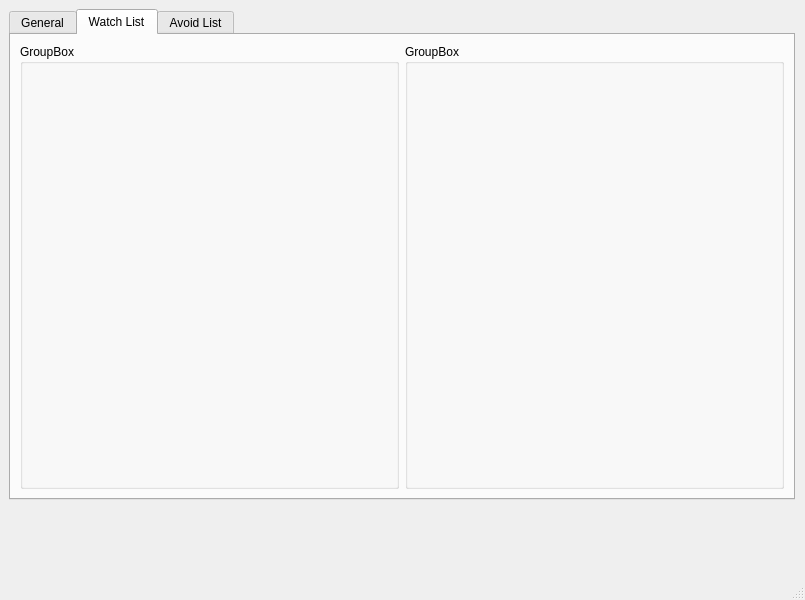
Qt form settings_gui-sccw2.0/settings_ui.ui (DrBosco/sccwatcher) before a commit.
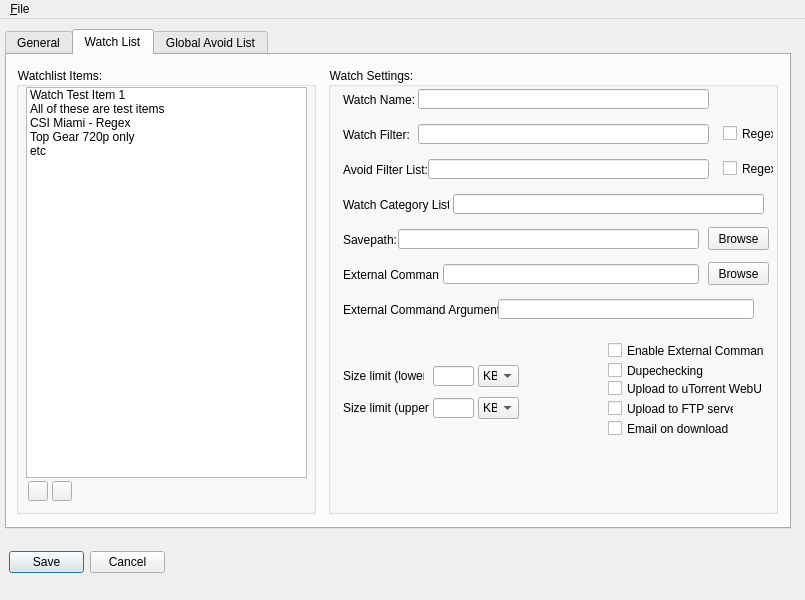
The same form after that commit. Icons and pictures are not drawn.

Diff of the .ui file:
```diff
--- a/settings_gui-sccw2.0/settings_ui.ui
+++ b/settings_gui-sccw2.0/settings_ui.ui
@@ -10,17 +10,32 @@
     <height>600</height>
    </rect>
   </property>
+  <property name="minimumSize">
+   <size>
+    <width>805</width>
+    <height>600</height>
+   </size>
+  </property>
+  <property name="maximumSize">
+   <size>
+    <width>805</width>
+    <height>600</height>
+   </size>
+  </property>
   <property name="windowTitle">
    <string>MainWindow</string>
   </property>
   <widget class="QWidget" name="centralwidget">
+   <property name="styleSheet">
+    <string notr="true">selection-color: rgb(255, 85, 255);</string>
+   </property>
    <widget class="QTabWidget" name="tabWidget">
     <property name="geometry">
      <rect>
-      <x>9</x>
-      <y>9</y>
+      <x>5</x>
+      <y>10</y>
       <width>786</width>
-      <height>491</height>
+      <height>500</height>
      </rect>
     </property>
     <property name="sizePolicy">
@@ -38,7 +53,7 @@
     <property name="maximumSize">
      <size>
       <width>786</width>
-      <height>491</height>
+      <height>500</height>
      </size>
     </property>
     <property name="currentIndex">
@@ -55,27 +70,594 @@
      </attribute>
      <layout class="QHBoxLayout" name="horizontalLayout">
       <item>
-       <widget class="QGroupBox" name="groupBox">
+       <widget class="QGroupBox" name="watchlistGroup">
+        <property name="sizePolicy">
+         <sizepolicy hsizetype="Fixed" vsizetype="Fixed">
+          <horstretch>0</horstretch>
+          <verstretch>0</verstretch>
+         </sizepolicy>
+        </property>
+        <property name="minimumSize">
+         <size>
+          <width>300</width>
+          <height>447</height>
+         </size>
+        </property>
+        <property name="maximumSize">
+         <size>
+          <width>300</width>
+          <height>447</height>
+         </size>
+        </property>
         <property name="title">
-         <string>GroupBox</string>
+         <string>Watchlist Items:</string>
         </property>
+        <widget class="QPushButton" name="addEntryButton">
+         <property name="geometry">
+          <rect>
+           <x>12</x>
+           <y>414</y>
+           <width>20</width>
+           <height>20</height>
+          </rect>
+         </property>
+         <property name="font">
+          <font>
+           <family>Segoe UI</family>
+           <pointsize>15</pointsize>
+           <weight>50</weight>
+           <bold>false</bold>
+           <kerning>true</kerning>
+          </font>
+         </property>
+         <property name="mouseTracking">
+          <bool>false</bool>
+         </property>
+         <property name="text">
+          <string/>
+         </property>
+         <property name="icon">
+          <iconset resource="icon_resources.qrc">
+           <normaloff>:/guiIcons/icons/plus-icon.png</normaloff>:/guiIcons/icons/plus-icon.png</iconset>
+         </property>
+        </widget>
+        <widget class="QPushButton" name="removeEntryButton">
+         <property name="geometry">
+          <rect>
+           <x>36</x>
+           <y>414</y>
+           <width>20</width>
+           <height>20</height>
+          </rect>
+         </property>
+         <property name="font">
+          <font>
+           <pointsize>15</pointsize>
+           <weight>75</weight>
+           <bold>true</bold>
+          </font>
+         </property>
+         <property name="text">
+          <string/>
+         </property>
+         <property name="icon">
+          <iconset resource="icon_resources.qrc">
+           <normaloff>:/guiIcons/icons/delete-icon.png</normaloff>:/guiIcons/icons/delete-icon.png</iconset>
+         </property>
+        </widget>
+        <widget class="QListWidget" name="watchlistItemsList">
+         <property name="geometry">
+          <rect>
+           <x>10</x>
+           <y>20</y>
+           <width>281</width>
+           <height>391</height>
+          </rect>
+         </property>
+         <item>
+          <property name="text">
+           <string>Watch Test Item 1</string>
+          </property>
+         </item>
+         <item>
+          <property name="text">
+           <string>All of these are test items</string>
+          </property>
+         </item>
+         <item>
+          <property name="text">
+           <string>CSI Miami - Regex</string>
+          </property>
+         </item>
+         <item>
+          <property name="text">
+           <string>Top Gear 720p only</string>
+          </property>
+         </item>
+         <item>
+          <property name="text">
+           <string>etc</string>
+          </property>
+         </item>
+        </widget>
+        <zorder>addEntryButton</zorder>
+        <zorder>removeEntryButton</zorder>
+        <zorder>watchlistItemsList</zorder>
+        <zorder>watchlistSettingsGroup</zorder>
        </widget>
       </item>
       <item>
-       <widget class="QGroupBox" name="groupBox_2">
+       <spacer name="items_settings_spacer">
+        <property name="orientation">
+         <enum>Qt::Horizontal</enum>
+        </property>
+        <property name="sizeType">
+         <enum>QSizePolicy::Fixed</enum>
+        </property>
+        <property name="sizeHint" stdset="0">
+         <size>
+          <width>6</width>
+          <height>20</height>
+         </size>
+        </property>
+       </spacer>
+      </item>
+      <item>
+       <widget class="QGroupBox" name="watchlistSettingsGroup">
+        <property name="sizePolicy">
+         <sizepolicy hsizetype="Fixed" vsizetype="Fixed">
+          <horstretch>0</horstretch>
+          <verstretch>0</verstretch>
+         </sizepolicy>
+        </property>
+        <property name="minimumSize">
+         <size>
+          <width>450</width>
+          <height>447</height>
+         </size>
+        </property>
+        <property name="maximumSize">
+         <size>
+          <width>450</width>
+          <height>447</height>
+         </size>
+        </property>
         <property name="title">
-         <string>GroupBox</string>
+         <string>Watch Settings:</string>
         </property>
+        <widget class="QLineEdit" name="watchNameTextbox">
+         <property name="geometry">
+          <rect>
+           <x>90</x>
+           <y>22</y>
+           <width>291</width>
+           <height>20</height>
+          </rect>
+         </property>
+        </widget>
+        <widget class="QLabel" name="watchNameLabel">
+         <property name="geometry">
+          <rect>
+           <x>15</x>
+           <y>25</y>
+           <width>71</width>
+           <height>16</height>
+          </rect>
+         </property>
+         <property name="text">
+          <string>Watch Name: </string>
+         </property>
+        </widget>
+        <widget class="QLabel" name="watchFilterLabel">
+         <property name="geometry">
+          <rect>
+           <x>15</x>
+           <y>60</y>
+           <width>66</width>
+           <height>16</height>
+          </rect>
+         </property>
+         <property name="text">
+          <string>Watch Filter:</string>
+         </property>
+        </widget>
+        <widget class="QLineEdit" name="watchFilterTextbox">
+         <property name="geometry">
+          <rect>
+           <x>90</x>
+           <y>57</y>
+           <width>291</width>
+           <height>20</height>
+          </rect>
+         </property>
+        </widget>
+        <widget class="QCheckBox" name="watchFilterRegexCheck">
+         <property name="geometry">
+          <rect>
+           <x>395</x>
+           <y>58</y>
+           <width>51</width>
+           <height>17</height>
+          </rect>
+         </property>
+         <property name="text">
+          <string>Regex</string>
+         </property>
+        </widget>
+        <widget class="QLabel" name="avoidFilterListLabel">
+         <property name="geometry">
+          <rect>
+           <x>15</x>
+           <y>95</y>
+           <width>86</width>
+           <height>16</height>
+          </rect>
+         </property>
+         <property name="text">
+          <string>Avoid Filter List: </string>
+         </property>
+        </widget>
+        <widget class="QLineEdit" name="avoidFilterListTextbox">
+         <property name="geometry">
+          <rect>
+           <x>100</x>
+           <y>92</y>
+           <width>281</width>
+           <height>20</height>
+          </rect>
+         </property>
+        </widget>
+        <widget class="QCheckBox" name="avoidFilterListRegexCheck">
+         <property name="geometry">
+          <rect>
+           <x>395</x>
+           <y>93</y>
+           <width>51</width>
+           <height>17</height>
+          </rect>
+         </property>
+         <property name="text">
+          <string>Regex</string>
+         </property>
+        </widget>
+        <widget class="QLabel" name="avoidFilterListLabel_2">
+         <property name="geometry">
+          <rect>
+           <x>15</x>
+           <y>130</y>
+           <width>106</width>
+           <height>16</height>
+          </rect>
+         </property>
+         <property name="text">
+          <string>Watch Category List: </string>
+         </property>
+        </widget>
+        <widget class="QLineEdit" name="watchCatListTextbox">
+         <property name="geometry">
+          <rect>
+           <x>125</x>
+           <y>127</y>
+           <width>311</width>
+           <height>20</height>
+          </rect>
+         </property>
+        </widget>
+        <widget class="QLabel" name="avoidFilterListLabel_3">
+         <property name="geometry">
+          <rect>
+           <x>15</x>
+           <y>165</y>
+           <width>56</width>
+           <height>16</height>
+          </rect>
+         </property>
+         <property name="text">
+          <string>Savepath: </string>
+         </property>
+        </widget>
+        <widget class="QLineEdit" name="savepathTextbox">
+         <property name="geometry">
+          <rect>
+           <x>70</x>
+           <y>162</y>
+           <width>301</width>
+           <height>20</height>
+          </rect>
+         </property>
+        </widget>
+        <widget class="QPushButton" name="savepathBrowseButton">
+         <property name="geometry">
+          <rect>
+           <x>380</x>
+           <y>160</y>
+           <width>61</width>
+           <height>23</height>
+          </rect>
+         </property>
+         <property name="text">
+          <string>Browse</string>
+         </property>
+        </widget>
+        <widget class="QLabel" name="avoidFilterListLabel_4">
+         <property name="geometry">
+          <rect>
+           <x>15</x>
+           <y>200</y>
+           <width>96</width>
+           <height>16</height>
+          </rect>
+         </property>
+         <property name="text">
+          <string>External Command:</string>
+         </property>
+        </widget>
+        <widget class="QLineEdit" name="savepathTextbox_2">
+         <property name="geometry">
+          <rect>
+           <x>115</x>
+           <y>197</y>
+           <width>256</width>
+           <height>20</height>
+          </rect>
+         </property>
+         <property name="readOnly">
+          <bool>true</bool>
+         </property>
+        </widget>
+        <widget class="QPushButton" name="savepathBrowseButton_2">
+         <property name="geometry">
+          <rect>
+           <x>380</x>
+           <y>195</y>
+           <width>61</width>
+           <height>23</height>
+          </rect>
+         </property>
+         <property name="text">
+          <string>Browse</string>
+         </property>
+        </widget>
+        <widget class="QLabel" name="avoidFilterListLabel_5">
+         <property name="geometry">
+          <rect>
+           <x>15</x>
+           <y>235</y>
+           <width>156</width>
+           <height>16</height>
+          </rect>
+         </property>
+         <property name="text">
+          <string>External Command Arguments: </string>
+         </property>
+        </widget>
+        <widget class="QLineEdit" name="savepathTextbox_3">
+         <property name="geometry">
+          <rect>
+           <x>170</x>
+           <y>232</y>
+           <width>256</width>
+           <height>20</height>
+          </rect>
+         </property>
+        </widget>
+        <widget class="QLabel" name="watchNameLabel_2">
+         <property name="geometry">
+          <rect>
+           <x>15</x>
+           <y>301</y>
+           <width>81</width>
+           <height>16</height>
+          </rect>
+         </property>
+         <property name="text">
+          <string>Size limit (lower):</string>
+         </property>
+        </widget>
+        <widget class="QLabel" name="watchNameLabel_3">
+         <property name="geometry">
+          <rect>
+           <x>15</x>
+           <y>333</y>
+           <width>86</width>
+           <height>16</height>
+          </rect>
+         </property>
+         <property name="text">
+          <string>Size limit (upper):</string>
+         </property>
+        </widget>
+        <widget class="QLineEdit" name="lineEdit">
+         <property name="geometry">
+          <rect>
+           <x>105</x>
+           <y>299</y>
+           <width>41</width>
+           <height>20</height>
+          </rect>
+         </property>
+        </widget>
+        <widget class="QLineEdit" name="lineEdit_2">
+         <property name="geometry">
+          <rect>
+           <x>105</x>
+           <y>331</y>
+           <width>41</width>
+           <height>20</height>
+          </rect>
+         </property>
+        </widget>
+        <widget class="QComboBox" name="comboBox">
+         <property name="geometry">
+          <rect>
+           <x>150</x>
+           <y>298</y>
+           <width>41</width>
+           <height>22</height>
+          </rect>
+         </property>
+         <item>
+          <property name="text">
+           <string>KB</string>
+          </property>
+         </item>
+         <item>
+          <property name="text">
+           <string>MB</string>
+          </property>
+         </item>
+         <item>
+          <property name="text">
+           <string>GB</string>
+          </property>
+         </item>
+        </widget>
+        <widget class="QComboBox" name="comboBox_2">
+         <property name="geometry">
+          <rect>
+           <x>150</x>
+           <y>330</y>
+           <width>41</width>
+           <height>22</height>
+          </rect>
+         </property>
+         <item>
+          <property name="text">
+           <string>KB</string>
+          </property>
+         </item>
+         <item>
+          <property name="text">
+           <string>MB</string>
+          </property>
+         </item>
+         <item>
+          <property name="text">
+           <string>GB</string>
+          </property>
+         </item>
+        </widget>
+        <widget class="QCheckBox" name="checkBox">
+         <property name="geometry">
+          <rect>
+           <x>280</x>
+           <y>313</y>
+           <width>156</width>
+           <height>17</height>
+          </rect>
+         </property>
+         <property name="text">
+          <string>Upload to uTorrent WebUI</string>
+         </property>
+        </widget>
+        <widget class="QCheckBox" name="checkBox_2">
+         <property name="geometry">
+          <rect>
+           <x>280</x>
+           <y>333</y>
+           <width>126</width>
+           <height>17</height>
+          </rect>
+         </property>
+         <property name="text">
+          <string>Upload to FTP server</string>
+         </property>
+        </widget>
+        <widget class="QCheckBox" name="checkBox_3">
+         <property name="geometry">
+          <rect>
+           <x>280</x>
+           <y>275</y>
+           <width>156</width>
+           <height>17</height>
+          </rect>
+         </property>
+         <property name="text">
+          <string>Enable External Command</string>
+         </property>
+        </widget>
+        <widget class="QCheckBox" name="checkBox_4">
+         <property name="geometry">
+          <rect>
+           <x>280</x>
+           <y>353</y>
+           <width>126</width>
+           <height>17</height>
+          </rect>
+         </property>
+         <property name="text">
+          <string>Email on download</string>
+         </property>
+        </widget>
+        <widget class="QCheckBox" name="checkBox_5">
+         <property name="geometry">
+          <rect>
+           <x>280</x>
+           <y>295</y>
+           <width>101</width>
+           <height>17</height>
+          </rect>
+         </property>
+         <property name="text">
+          <string>Dupechecking</string>
+         </property>
+        </widget>
+        <zorder>watchlistGroup</zorder>
+        <zorder>watchNameTextbox</zorder>
+        <zorder>watchNameLabel</zorder>
+        <zorder>watchFilterLabel</zorder>
+        <zorder>watchFilterTextbox</zorder>
+        <zorder>watchFilterRegexCheck</zorder>
+        <zorder>avoidFilterListLabel</zorder>
+        <zorder>avoidFilterListTextbox</zorder>
+        <zorder>avoidFilterListRegexCheck</zorder>
+        <zorder>avoidFilterListLabel_2</zorder>
+        <zorder>watchCatListTextbox</zorder>
+        <zorder>avoidFilterListLabel_3</zorder>
+        <zorder>savepathTextbox</zorder>
+        <zorder>savepathBrowseButton</zorder>
+        <zorder>avoidFilterListLabel_4</zorder>
+        <zorder>savepathTextbox_2</zorder>
+        <zorder>savepathBrowseButton_2</zorder>
+        <zorder>avoidFilterListLabel_5</zorder>
+        <zorder>savepathTextbox_3</zorder>
+        <zorder>watchNameLabel_2</zorder>
+        <zorder>watchNameLabel_3</zorder>
+        <zorder>lineEdit</zorder>
+        <zorder>lineEdit_2</zorder>
+        <zorder>comboBox</zorder>
+        <zorder>comboBox_2</zorder>
+        <zorder>checkBox</zorder>
+        <zorder>checkBox_2</zorder>
+        <zorder>checkBox_3</zorder>
+        <zorder>checkBox_4</zorder>
+        <zorder>checkBox_5</zorder>
        </widget>
       </item>
      </layout>
     </widget>
     <widget class="QWidget" name="avoidlistTab">
      <attribute name="title">
-      <string>Avoid List</string>
+      <string>Global Avoid List</string>
      </attribute>
     </widget>
    </widget>
+   <widget class="QDialogButtonBox" name="buttonBox">
+    <property name="geometry">
+     <rect>
+      <x>9</x>
+      <y>532</y>
+      <width>156</width>
+      <height>23</height>
+     </rect>
+    </property>
+    <property name="layoutDirection">
+     <enum>Qt::LeftToRight</enum>
+    </property>
+    <property name="standardButtons">
+     <set>QDialogButtonBox::Cancel|QDialogButtonBox::Save</set>
+    </property>
+   </widget>
   </widget>
   <widget class="QMenuBar" name="menubar">
    <property name="geometry">
@@ -86,8 +668,65 @@
      <height>21</height>
     </rect>
    </property>
+   <widget class="QMenu" name="menuFile">
+    <property name="title">
+     <string>&amp;File</string>
+    </property>
+    <addaction name="action_New"/>
+    <addaction name="actionOpen"/>
+    <addaction name="separator"/>
+    <addaction name="actionSave"/>
+    <addaction name="actionSave_As"/>
+    <addaction name="separator"/>
+    <addaction name="action_Quit"/>
+   </widget>
+   <addaction name="menuFile"/>
   </widget>
-  <widget class="QStatusBar" name="statusbar"/>
+  <action name="action_New">
+   <property name="icon">
+    <iconset resource="icon_resources.qrc">
+     <normaloff>:/guiIcons/icons/Document-new-icon.png</normaloff>:/guiIcons/icons/Document-new-icon.png</iconset>
+   </property>
+   <property name="text">
+    <string>&amp;New</string>
+   </property>
+  </action>
+  <action name="actionOpen">
+   <property name="icon">
+    <iconset resource="icon_resources.qrc">
+     <normaloff>:/guiIcons/icons/open-file-icon.png</normaloff>:/guiIcons/icons/open-file-icon.png</iconset>
+   </property>
+   <property name="text">
+    <string>&amp;Open...</string>
+   </property>
+  </action>
+  <action name="actionSave">
+   <property name="icon">
+    <iconset resource="icon_resources.qrc">
+     <normaloff>:/guiIcons/icons/Actions-document-save-icon.png</normaloff>:/guiIcons/icons/Actions-document-save-icon.png</iconset>
+   </property>
+   <property name="text">
+    <string>&amp;Save</string>
+   </property>
+  </action>
+  <action name="actionSave_As">
+   <property name="icon">
+    <iconset resource="icon_resources.qrc">
+     <normaloff>:/guiIcons/icons/Actions-document-save-all-icon.png</normaloff>:/guiIcons/icons/Actions-document-save-all-icon.png</iconset>
+   </property>
+   <property name="text">
+    <string>Save &amp;As...</string>
+   </property>
+  </action>
+  <action name="action_Quit">
+   <property name="icon">
+    <iconset resource="icon_resources.qrc">
+     <normaloff>:/guiIcons/icons/delete-icon.png</normaloff>:/guiIcons/icons/delete-icon.png</iconset>
+   </property>
+   <property name="text">
+    <string>&amp;Quit</string>
+   </property>
+  </action>
  </widget>
  <resources/>
  <connections/>
```
Left out of the diff: 89 changed lines with no effect on the pictures.
